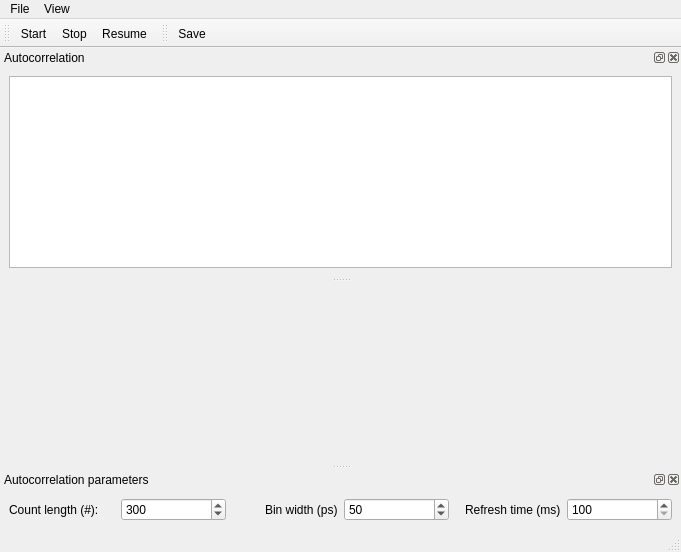
projecthira/qudi-hira, file gui/autocorrelation/ui_autocorrelation.ui: the form before one commit.
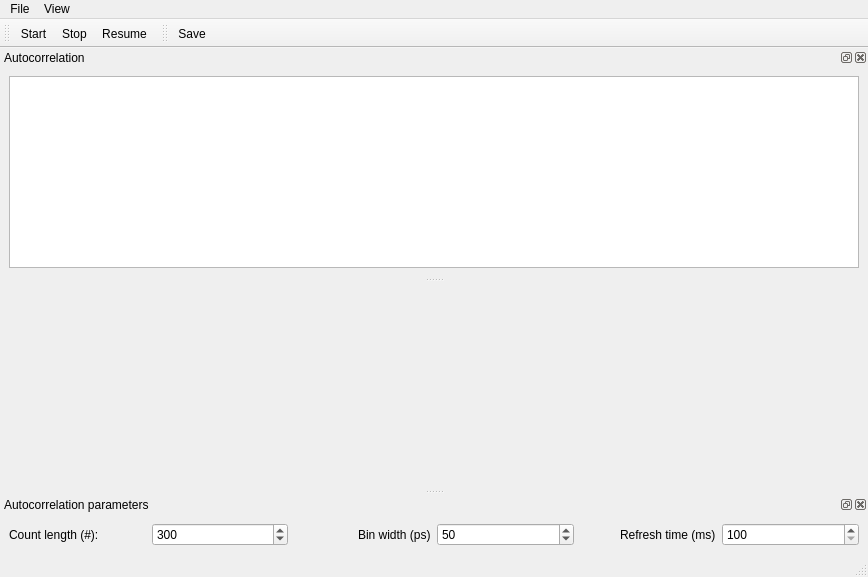
The form after the commit. Icons and pictures are not drawn. Custom widgets are drawn as their Qt base class.

Commit message: Autocorrelation and Counter GUI updated. Autocorr dummy added.

```diff
--- a/gui/autocorrelation/ui_autocorrelation.ui
+++ b/gui/autocorrelation/ui_autocorrelation.ui
@@ -6,8 +6,8 @@
    <rect>
     <x>0</x>
     <y>0</y>
-    <width>681</width>
-    <height>552</height>
+    <width>868</width>
+    <height>577</height>
    </rect>
   </property>
   <property name="windowTitle">
@@ -17,7 +17,7 @@
   <widget class="QStatusBar" name="statusbar"/>
   <widget class="QDockWidget" name="counter_trace_DockWidget">
    <property name="sizePolicy">
-    <sizepolicy hsizetype="Preferred" vsizetype="Preferred">
+    <sizepolicy hsizetype="Maximum" vsizetype="Maximum">
      <horstretch>1</horstretch>
      <verstretch>0</verstretch>
     </sizepolicy>
@@ -37,6 +37,18 @@
    </widget>
   </widget>
   <widget class="QDockWidget" name="autocorrelation_parameters_DockWidget">
+   <property name="sizePolicy">
+    <sizepolicy hsizetype="Maximum" vsizetype="Minimum">
+     <horstretch>0</horstretch>
+     <verstretch>0</verstretch>
+    </sizepolicy>
+   </property>
+   <property name="minimumSize">
+    <size>
+     <width>200</width>
+     <height>10</height>
+    </size>
+   </property>
    <property name="maximumSize">
     <size>
      <width>524287</width>
@@ -142,7 +154,7 @@
     <rect>
      <x>0</x>
      <y>0</y>
-     <width>681</width>
+     <width>868</width>
      <height>21</height>
     </rect>
    </property>
```
Left out of the diff: 2 changed lines with no effect on the pictures. The commit also changes 4 other files.
